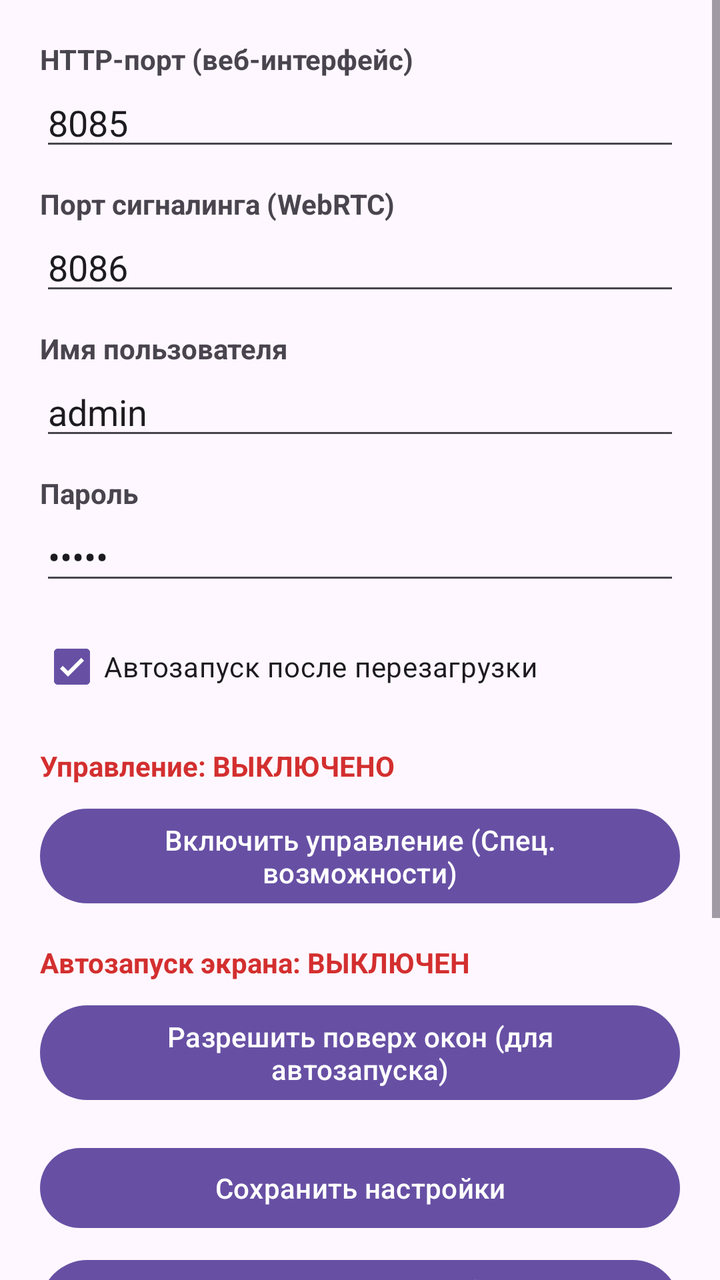
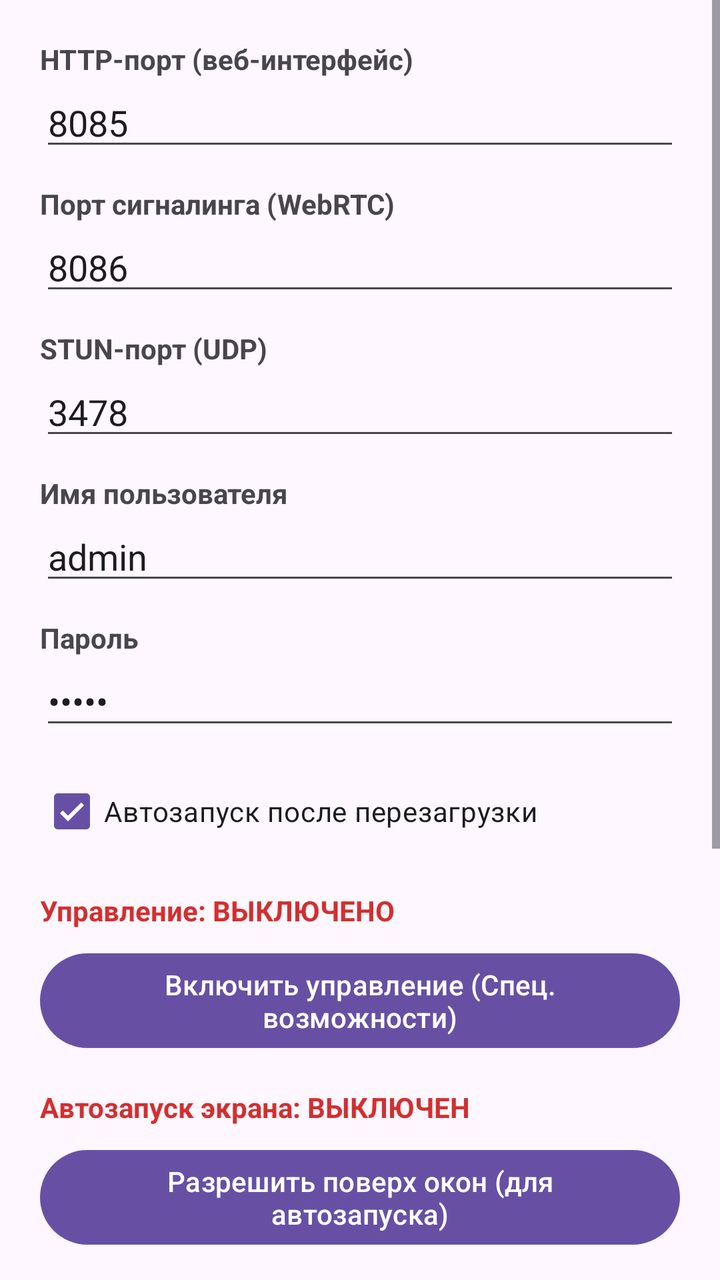

An Android layout rendered at two revisions. The XML below is the earlier revision; the diff shows what the commit changed to produce the second picture.
<!-- AndroidManifest.xml: application theme Theme.WebRDP -->
<!-- res/layout/activity_main.xml -->
<?xml version="1.0" encoding="utf-8"?>
<ScrollView xmlns:android="http://schemas.android.com/apk/res/android"
    android:layout_width="match_parent"
    android:layout_height="match_parent">

    <LinearLayout
        android:layout_width="match_parent"
        android:layout_height="wrap_content"
        android:orientation="vertical"
        android:padding="20dp">

        <TextView
            android:layout_width="match_parent"
            android:layout_height="wrap_content"
            android:text="HTTP-порт (веб-интерфейс)"
            android:textStyle="bold" />
        <EditText
            android:id="@+id/etHttpPort"
            android:layout_width="match_parent"
            android:layout_height="wrap_content"
            android:inputType="number"
            android:text="8085" />

        <TextView
            android:layout_width="match_parent"
            android:layout_height="wrap_content"
            android:layout_marginTop="12dp"
            android:text="Порт сигналинга (WebRTC)"
            android:textStyle="bold" />
        <EditText
            android:id="@+id/etSignalPort"
            android:layout_width="match_parent"
            android:layout_height="wrap_content"
            android:inputType="number"
            android:text="8086" />

        <TextView
            android:layout_width="match_parent"
            android:layout_height="wrap_content"
            android:layout_marginTop="12dp"
            android:text="Имя пользователя"
            android:textStyle="bold" />
        <EditText
            android:id="@+id/etUser"
            android:layout_width="match_parent"
            android:layout_height="wrap_content"
            android:text="admin" />

        <TextView
            android:layout_width="match_parent"
            android:layout_height="wrap_content"
            android:layout_marginTop="12dp"
            android:text="Пароль"
            android:textStyle="bold" />
        <EditText
            android:id="@+id/etPass"
            android:layout_width="match_parent"
            android:layout_height="wrap_content"
            android:inputType="textPassword"
            android:text="admin" />

        <CheckBox
            android:id="@+id/cbAutostart"
            android:layout_width="wrap_content"
            android:layout_height="wrap_content"
            android:layout_marginTop="12dp"
            android:checked="true"
            android:text="Автозапуск после перезагрузки" />

        
        <TextView
            android:id="@+id/tvAccStatus"
            android:layout_width="match_parent"
            android:layout_height="wrap_content"
            android:layout_marginTop="16dp"
            android:text="Управление: ВЫКЛЮЧЕНО"
            android:textColor="#D32F2F"
            android:textStyle="bold" />

        <Button
            android:id="@+id/btnEnableAccessibility"
            android:layout_width="match_parent"
            android:layout_height="wrap_content"
            android:layout_marginTop="8dp"
            android:text="Включить управление (Спец. возможности)" />

        
        <TextView
            android:id="@+id/tvOverlayStatus"
            android:layout_width="match_parent"
            android:layout_height="wrap_content"
            android:layout_marginTop="16dp"
            android:text="Автозапуск экрана: ВЫКЛЮЧЕН"
            android:textColor="#D32F2F"
            android:textStyle="bold" />

        <Button
            android:id="@+id/btnOverlayPermission"
            android:layout_width="match_parent"
            android:layout_height="wrap_content"
            android:layout_marginTop="8dp"
            android:text="Разрешить поверх окон (для автозапуска)" />
        

        <Button
            android:id="@+id/btnSave"
            android:layout_width="match_parent"
            android:layout_height="wrap_content"
            android:layout_marginTop="16dp"
            android:text="Сохранить настройки" />

        <Button
            android:id="@+id/btnStart"
            android:layout_width="match_parent"
            android:layout_height="wrap_content"
            android:layout_marginTop="8dp"
            android:text="Запустить трансляцию (запрос разрешения экрана)" />

        <Button
            android:id="@+id/btnRestart"
            android:layout_width="match_parent"
            android:layout_height="wrap_content"
            android:layout_marginTop="8dp"
            android:text="Перезапустить сервер с новыми настройками" />

        <Button
            android:id="@+id/btnStop"
            android:layout_width="match_parent"
            android:layout_height="wrap_content"
            android:layout_marginTop="8dp"
            android:text="Остановить сервис" />

        
        <Button
            android:id="@+id/btnSystemSettings"
            android:layout_width="match_parent"
            android:layout_height="wrap_content"
            android:layout_marginTop="24dp"
            android:backgroundTint="#757575"
            android:text="Открыть настройки Android" />

    </LinearLayout>
</ScrollView>
<!-- resources referenced by this layout -->
<resources>
  <style name="Theme.WebRDP" parent="Base.Theme.WebRDP" />
  <style name="Base.Theme.WebRDP" parent="Theme.Material3.DayNight.NoActionBar">
          
          
      </style>
</resources>

<!-- the commit's change to res/layout/activity_main.xml (unified diff, before → after) -->
@@ -33,6 +33,20 @@
             android:layout_height="wrap_content"
             android:inputType="number"
             android:text="8086" />
+
+        
+        <TextView
+            android:layout_width="match_parent"
+            android:layout_height="wrap_content"
+            android:layout_marginTop="12dp"
+            android:text="STUN-порт (UDP)"
+            android:textStyle="bold" />
+        <EditText
+            android:id="@+id/etStunPort"
+            android:layout_width="match_parent"
+            android:layout_height="wrap_content"
+            android:inputType="number"
+            android:text="3478" />
 
         <TextView
             android:layout_width="match_parent"
@@ -130,7 +144,6 @@
             android:layout_marginTop="8dp"
             android:text="Остановить сервис" />
 
-        
         <Button
             android:id="@+id/btnSystemSettings"
             android:layout_width="match_parent"
